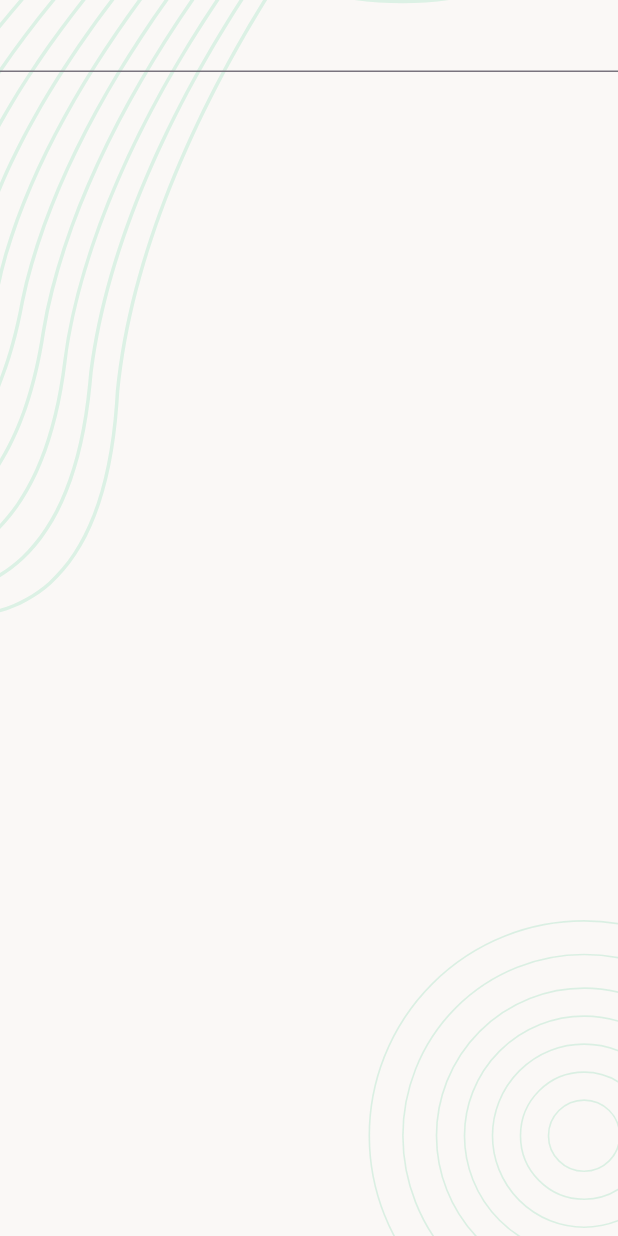
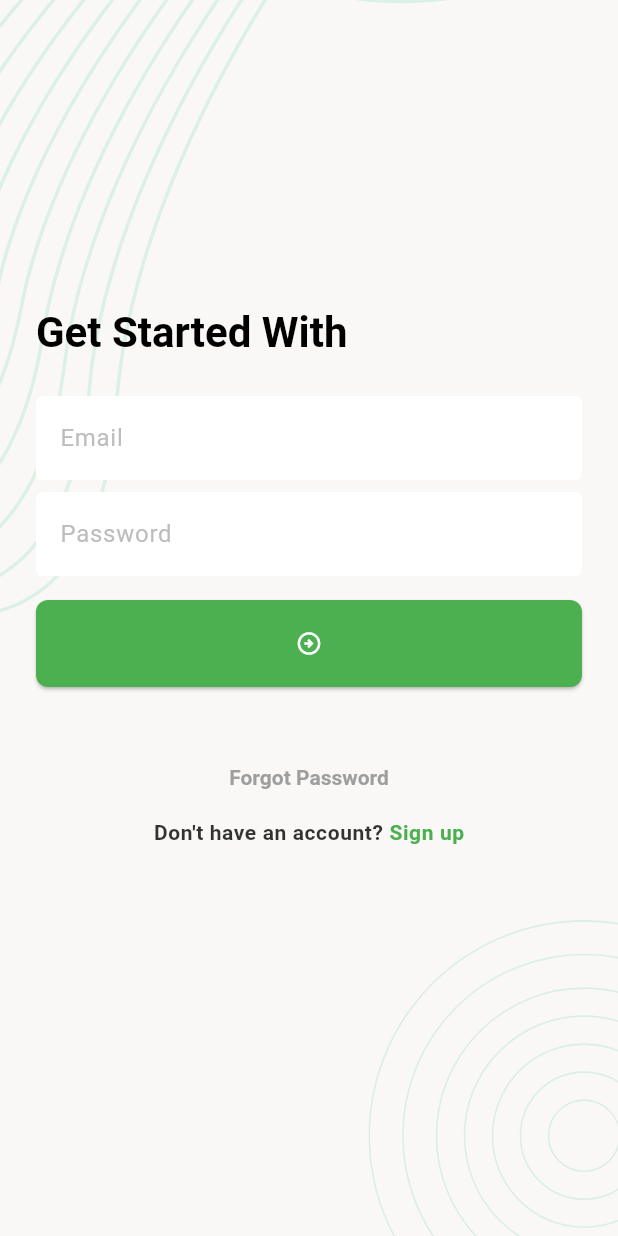
Before and after one commit to saruar778620/Task_Manager_App, a Flutter app: the screen it shows after launch, on a phone screen of 412 x 824 dp. Run offline on Flutter 3.47's test engine with Material 3 defaults, Android fonts, the phone set to English and light mode, and no system bars; our stand-ins replace flutter_svg, pin_code_fields.

Commit message:
Added new feature

```diff
--- a/lib/app.dart
+++ b/lib/app.dart
@@ -1,13 +1,60 @@
 import 'package:flutter/material.dart';
 import 'package:task_manager/ui/screens/splash_screen.dart';
+import 'package:task_manager/ui/utility/app_colors.dart';
 
 class TaskManager extends StatelessWidget {
   const TaskManager({super.key});
 
   @override
   Widget build(BuildContext context) {
-    return const MaterialApp(
-      home: SplashScreen()
+    return  MaterialApp(
+      debugShowCheckedModeBanner: false,
+      home:const SplashScreen(),
+      theme: lightThemeData(),
+    );
+  }
+
+  ThemeData lightThemeData() {
+    return ThemeData(
+      inputDecorationTheme: InputDecorationTheme(
+        hintStyle: TextStyle(color: Colors.grey.shade400),
+      fillColor: Colors.white,
+      filled: true,
+      border: OutlineInputBorder(
+          borderSide: BorderSide.none
+      ),
+    ),
+      textTheme: const TextTheme(
+        titleLarge: TextStyle(
+          fontSize: 28,
+          fontWeight: FontWeight.bold,
+          color: Colors.black
+        ),
+          titleSmall: TextStyle(
+              fontSize: 14,
+              fontWeight: FontWeight.w600,
+              color: Colors.grey,
+              letterSpacing: 0.4
+          )
+      ),
+      textButtonTheme: TextButtonThemeData(
+        style: TextButton.styleFrom(
+          foregroundColor: Colors.grey,
+          textStyle:const TextStyle(
+            fontWeight: FontWeight.w600
+          )
+        )
+      ),
+      elevatedButtonTheme: ElevatedButtonThemeData(
+        style: ElevatedButton.styleFrom(
+          backgroundColor: AppColors.themeColor,
+          foregroundColor: AppColors.white,
+          padding:const EdgeInsets.symmetric(vertical: 20),
+          shape: RoundedRectangleBorder(
+            borderRadius: BorderRadius.circular(8)
+          ),
+          fixedSize: Size.fromWidth(double.maxFinite)
+        ))
     );
   }
 }
--- a/lib/ui/screens/sign_in_screen.dart
+++ b/lib/ui/screens/sign_in_screen.dart
@@ -1,4 +1,8 @@
+import 'package:flutter/gestures.dart';
 import 'package:flutter/material.dart';
+import 'package:task_manager/ui/screens/email_verigication_screen.dart';
+import 'package:task_manager/ui/screens/sign_up_screen.dart';
+import 'package:task_manager/ui/utility/app_colors.dart';
 import 'package:task_manager/ui/widgets/background_widget.dart';
 
 class SignInScreen extends StatefulWidget {
@@ -9,20 +13,96 @@ class SignInScreen extends StatefulWidget {
 }
 
 class _SignInScreenState extends State<SignInScreen> {
+  final TextEditingController _emailTEControler = TextEditingController();
+  final TextEditingController _passwordTEControler = TextEditingController();
+
   @override
   Widget build(BuildContext context) {
     return Scaffold(
-      body: SafeArea(
-        child: BackgroundWidget(
-            child: Column(children: [
-              TextFormField(
-                decoration: InputDecoration(
-                  fillColor: Colors.white,
-                ),
-              )
-            ],)
+      body: BackgroundWidget(
+        child: SafeArea(
+          child: SingleChildScrollView(
+            child: Padding(
+              padding: const EdgeInsets.all(24),
+              child: Column(
+                crossAxisAlignment: CrossAxisAlignment.start,
+                children: [
+                  const SizedBox(height: 180),
+                  Text(
+                    "Get Started With",
+                    style: Theme.of(context).textTheme.titleLarge,
+                  ),
+                  const SizedBox(height: 24),
+                  TextFormField(
+                    controller: _emailTEControler,
+                    decoration: InputDecoration(hintText: "Email"),
+                    keyboardType: TextInputType.emailAddress,
+                  ),
+                  SizedBox(height: 8),
+                  TextFormField(
+                    controller: _passwordTEControler,
+                    decoration: InputDecoration(hintText: "Password"),
+                    keyboardType: TextInputType.number,
+                  ),
+                  SizedBox(height: 16),
+                  ElevatedButton(
+                    onPressed: () {},
+                    child: Icon(Icons.arrow_circle_right_outlined),
+                  ),
+                  SizedBox(height: 36),
+                  Center(
+                    child: Column(
+                      children: [
+                        TextButton(
+                          onPressed: _onTapForgotPasswordButton,
+                          child: Text("Forgot Password"),
+                        ),
+                        SizedBox(height: 5,),
+                        RichText(
+                          text: TextSpan(
+                            text: "Don't have an account?",
+                            style: TextStyle(
+                              color: Colors.black.withOpacity(0.8),
+                              fontWeight: FontWeight.w600,
+                              letterSpacing: 0.4,
+                            ),
+                            children: [
+                              TextSpan(
+                                text: " Sign up",
+                                style: TextStyle(color: AppColors.themeColor),
+                                recognizer: TapGestureRecognizer()
+                                  ..onTap = _onTapSingUpButton,
+                              ),
+                            ],
+                          ),
+                        ),
+                      ],
+                    ),
+                  ),
+                ],
+              ),
+            ),
+          ),
         ),
       ),
     );
   }
+
+  void _onTapSingUpButton() {
+    Navigator.push(
+      context,
+      MaterialPageRoute(builder: (context) => SignUpScreen()),
+    );
+  }
+
+  void _onTapForgotPasswordButton(){
+    Navigator.push(context, MaterialPageRoute(builder: (context) => EmailVerificationScreen(),),);
+  }
+
+  @override
+  void dispose() {
+    _emailTEControler.dispose();
+    _passwordTEControler.dispose();
+    super.dispose();
+  }
 }
--- a/lib/ui/screens/splash_screen.dart
+++ b/lib/ui/screens/splash_screen.dart
@@ -17,10 +17,10 @@ class _SplashScreenState extends State<SplashScreen> {
     void initState() {
       super.initState();
       _moveToNextScreen();
-    }
+  }
 
   Future<void> _moveToNextScreen() async {
-    await Future.delayed(const Duration(seconds: 3));
+    await Future.delayed(const Duration(seconds: 2));
     if (mounted) {
       Navigator.pushReplacement(
         context,
--- /dev/null
+++ b/lib/ui/utility/app_colors.dart
@@ -0,0 +1,5 @@
+import 'package:flutter/material.dart';
+class AppColors {
+  static const Color themeColor = Colors.green;
+  static const Color white = Colors.white;
+}
--- a/pubspec.yaml
+++ b/pubspec.yaml
@@ -16,6 +16,7 @@ dependencies:
 
   cupertino_icons: ^1.0.8
   flutter_svg: ^2.5.0
+  pin_code_fields: ^8.0.1
 
 dev_dependencies:
   flutter_test:
```
Also changed, not shown: lib/ui/screens/email_verigication_screen.dart (added, +97 -0 lines), lib/ui/screens/pin_verigication_screen.dart (added, +114 -0 lines), lib/ui/screens/reset_password_screen.dart (added, +108 -0 lines), lib/ui/screens/sign_up_screen.dart (added, +114 -0 lines), pubspec.lock.
